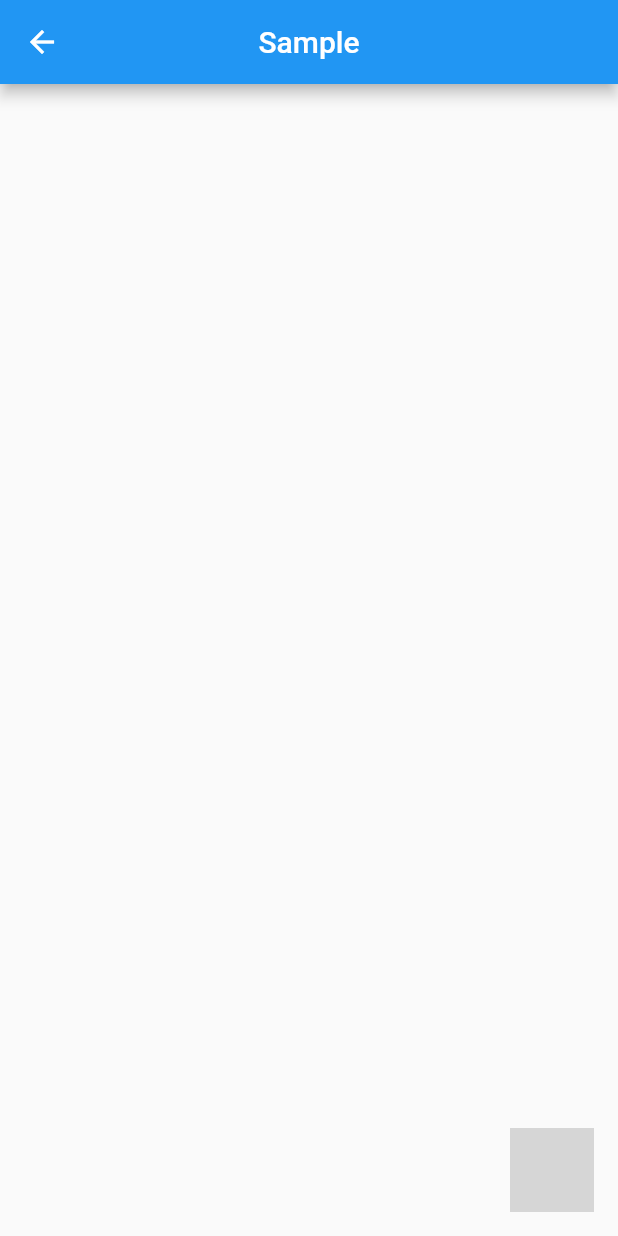
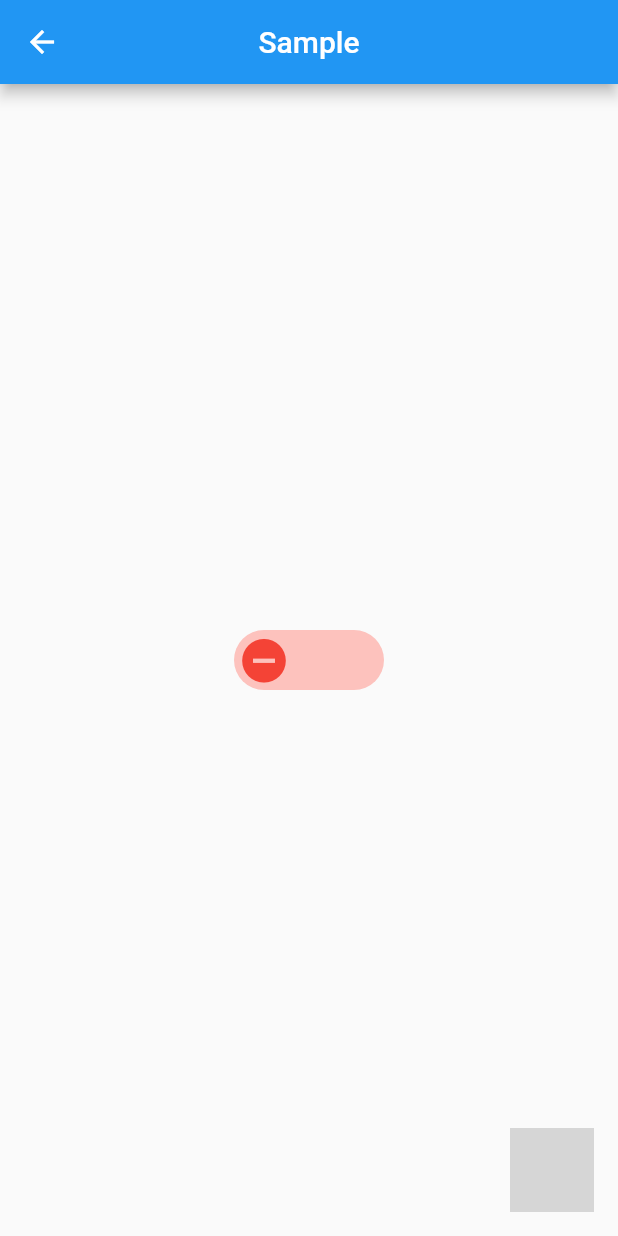
Before and after one commit to WilliamDavid97/FlutterTest, a Flutter app: the screen it shows after launch, after a tap on "Radial", on a phone screen of 412 x 824 dp. Run offline on Flutter 3.47's test engine with Material 2 defaults, Android fonts, the phone set to English and light mode, and no system bars; our stand-ins replace cached_network_image, carousel_pro, carousel_slider, flutter_rating, geolocator, google_maps_flutter and 2 more; missing offline and left inert: permission, radial_button; network calls fail; grey boxes are pictures that could not be loaded.

```diff
--- a/lib/animation/redial_button.dart
+++ b/lib/animation/redial_button.dart
@@ -14,16 +14,19 @@ class _RadialTestState extends State<RadialTest> {
   void initState() {
     itemsActionBar = [
       FloatingActionButton(
+        heroTag: '1',
         backgroundColor: Colors.greenAccent,
         onPressed: () {},
         child: Icon(Icons.add),
       ),
       FloatingActionButton(
+        heroTag: '2',
         backgroundColor: Colors.indigoAccent,
         onPressed: () {},
         child: Icon(Icons.camera),
       ),
       FloatingActionButton(
+        heroTag: '3',
         backgroundColor: Colors.orangeAccent,
         onPressed: () {},
         child: Icon(Icons.card_giftcard),
@@ -32,6 +35,7 @@ class _RadialTestState extends State<RadialTest> {
     super.initState();
   }
 
+  bool toggleValue = false;
   @override
   Widget build(BuildContext context) {
     return Scaffold(
@@ -40,9 +44,51 @@ class _RadialTestState extends State<RadialTest> {
         centerTitle: true,
       ),
       body: Center(
-        child: Container(
+        child: AnimatedContainer(
+          duration: Duration(milliseconds: 1000),
+          height: 40.0,
+          width: 100.0,
+          decoration: BoxDecoration(
+            borderRadius: BorderRadius.circular(20.0),
+            color: toggleValue
+                ? Colors.greenAccent[100]
+                : Colors.redAccent[100].withOpacity(0.5),
+          ),
           child: Stack(
-            children: <Widget>[],
+            children: <Widget>[
+              AnimatedPositioned(
+                duration: Duration(milliseconds: 1000),
+                curve: Curves.easeIn,
+                top: 3.0,
+                left: toggleValue ? 60.0 : 0.0,
+                right: toggleValue ? 0.0 : 60.0,
+                child: InkWell(
+                  onTap: toggleButtons,
+                  child: AnimatedSwitcher(
+                      duration: Duration(milliseconds: 1000),
+                      transitionBuilder:
+                          (Widget child, Animation<double> animation) {
+                        return ScaleTransition(
+                          child: child,
+                          scale: animation,
+                        );
+                      },
+                      child: toggleValue
+                          ? Icon(
+                              Icons.check_circle,
+                              color: Colors.green,
+                              size: 35.0,
+                              key: UniqueKey(),
+                            )
+                          : Icon(
+                              Icons.remove_circle,
+                              color: Colors.red,
+                              size: 35.0,
+                              key: UniqueKey(),
+                            )),
+                ),
+              )
+            ],
           ),
         ),
       ),
@@ -56,4 +102,10 @@ class _RadialTestState extends State<RadialTest> {
       ),
     );
   }
+
+  toggleButtons() {
+    setState(() {
+      toggleValue = !toggleValue;
+    });
+  }
 }
--- a/lib/detail.dart
+++ b/lib/detail.dart
@@ -9,7 +9,7 @@ class DetailPage extends StatefulWidget {
 class _DetailPageState extends State<DetailPage> {
   @override
   Widget build(BuildContext context) {
-    Widget ImageSlid = Container(
+    Widget ImageSlide = Container(
       height: 200,
       child: Carousel(
         boxFit: BoxFit.fill,
@@ -25,7 +25,7 @@ class _DetailPageState extends State<DetailPage> {
     return Scaffold(
       body: ListView(
         children: <Widget>[
-          ImageSlid,
+          ImageSlide,
         ],
       ),
       // body: SafeArea(
--- a/lib/image_slider.dart
+++ b/lib/image_slider.dart
@@ -1,7 +1,7 @@
 import 'package:carousel_slider/carousel_slider.dart';
 import 'package:flutter/material.dart';
 import 'package:flutter_api_test/animation/animation4.dart';
-import 'package:flutter_api_test/upload_test/upload_test.dart';
+import 'package:flutter_api_test/animation/map_test.dart';
 
 import 'animation/animation1.dart';
 import 'animation/animation2.dart';
@@ -154,6 +154,14 @@ class _ImageSliderState extends State<ImageSlider> {
                 },
                 icon: Icon(Icons.filter_5),
                 label: Text("Radial"),
+              ),
+              FlatButton.icon(
+                onPressed: () {
+                  Navigator.push(context,
+                      MaterialPageRoute(builder: (context) => MapTest()));
+                },
+                icon: Icon(Icons.map),
+                label: Text("Map"),
               )
             ],
           )
--- a/lib/main.dart
+++ b/lib/main.dart
@@ -1,10 +1,9 @@
 import 'package:flutter/material.dart';
+import 'package:flutter_api_test/animation/map_test.dart';
 import 'package:flutter_api_test/detail.dart';
 import 'package:flutter_api_test/firstPage.dart';
 import 'package:flutter_api_test/image_slider.dart';
 import 'package:flutter_api_test/pokemon/mainPokemon.dart';
-
-import 'animation/animation1.dart';
 
 void main() {
   runApp(MaterialApp(
@@ -57,6 +56,9 @@ class _HomePageState extends State<HomePage>
             Tab(
               icon: Icon(Icons.slideshow),
             ),
+            // Tab(
+            //   icon: Icon(Icons.map),
+            // ),
           ],
         ),
       ),
--- a/pubspec.yaml
+++ b/pubspec.yaml
@@ -30,9 +30,11 @@ dependencies:
   flutter_rating: ^0.0.2
   carousel_pro: ^1.0.0
   carousel_slider: ^1.3.1
-  dio: ^3.0.7
   image_picker: ^0.6.2+2
   radial_button: ^0.1.4
+  google_maps_flutter: ^0.5.21+14
+  permission: ^0.1.5
+  geolocator: ^5.1.5
 
 dev_dependencies:
   flutter_test:
```
Also changed, not shown: lib/animation/map_test.dart (added, +149 -0 lines), pubspec.lock, 3 other files.
